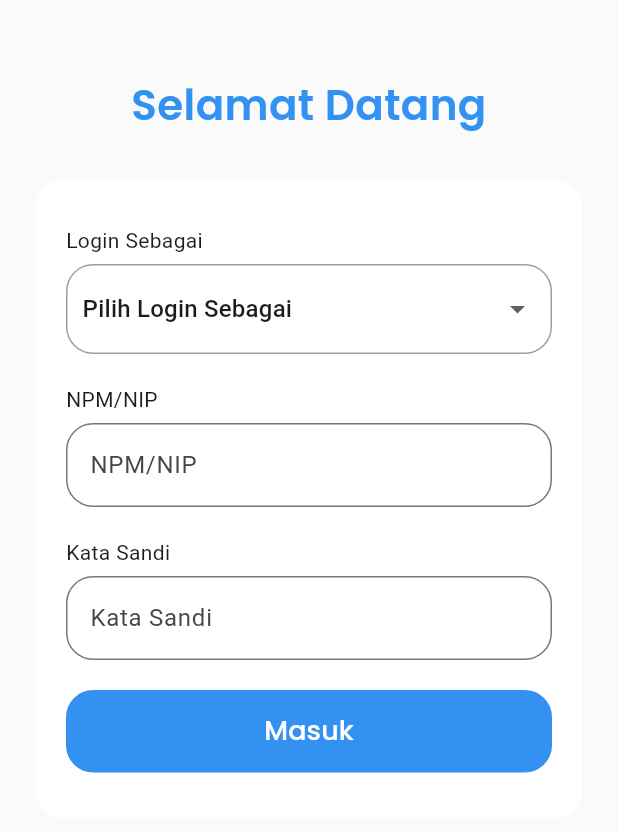
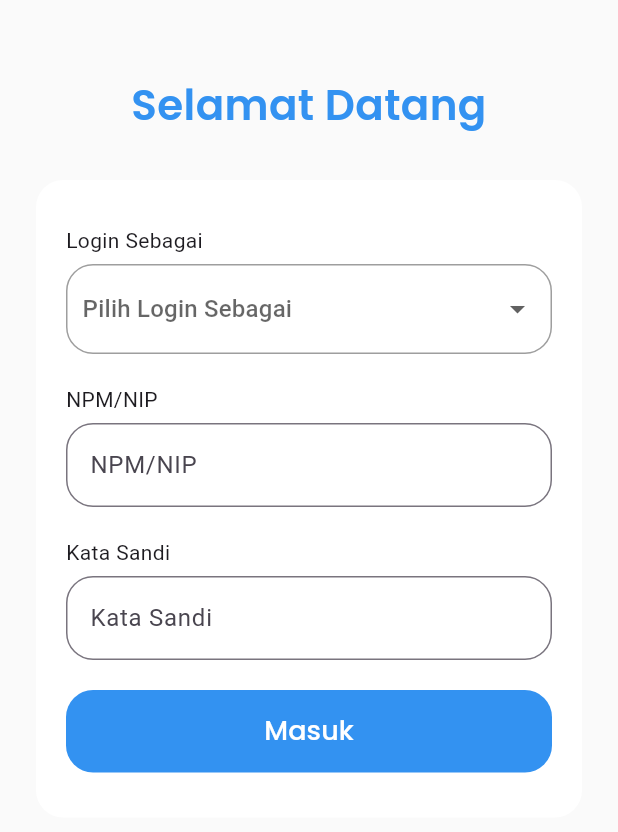
Before and after one commit to adikaksr/dev_mobile-ta, a Flutter app: the screen it shows after launch, after a tap on "Masuk", on a phone screen of 412 x 824 dp, the part 225-1057 px from its top. Run offline on Flutter 3.47's test engine with Material 3 defaults, Android fonts, the phone set to English and light mode, and no system bars; our stand-ins replace bloc, carousel_slider, emoji_picker_flutter, file_picker, firebase_core, fl_chart and 4 more; accounts and stored records are empty.

Commit message:
add firebase config, and use customdropdown as dropdown method

```diff
--- a/lib/main.dart
+++ b/lib/main.dart
@@ -9,13 +9,20 @@ import 'package:easkripsi/ui/pages/kehadiran_page.dart';
 import 'package:easkripsi/ui/pages/koordinator%20ta/koordinator_ta_page.dart';
 import 'package:easkripsi/ui/pages/login_page.dart';
 import 'package:easkripsi/ui/pages/main_page.dart';
+import 'package:easkripsi/ui/pages/operator/operator_page.dart';
 import 'package:easkripsi/ui/pages/second_form_page.dart';
+import 'package:firebase_core/firebase_core.dart';
 import 'package:flutter/material.dart';
 import 'package:flutter_bloc/flutter_bloc.dart';
 import 'package:get/get.dart';
 import 'ui/pages/splash_page.dart';
 
-void main() => runApp(const MyApp());
+void main() async {
+  WidgetsFlutterBinding.ensureInitialized();
+  // await Firebase.initializeApp();
+
+  runApp(const MyApp());
+}
 
 class MyApp extends StatelessWidget {
   const MyApp({super.key});
@@ -41,9 +48,9 @@ class MyApp extends StatelessWidget {
           '/form': (context) => FormPage(),
           '/second-form': (context) => SecondFormPage(),
           '/chat-room': (context) => ChatRoomPage(),
-          '/maindosen': (context) => const MainPageDosen(),
-          'main': (context) => const MainPage(),
-          '/mainkoorta': (context) => KoordinatorTAPage(),
+          '/main-dosen': (context) => const MainPageDosen(),
+          '/main-koorta': (context) => KoordinatorTAPage(),
+          '/main-operator': (context) => OperatorPage(),
         },
       ),
     );
--- a/lib/ui/pages/dosen/home_page_dosen.dart
+++ b/lib/ui/pages/dosen/home_page_dosen.dart
@@ -34,7 +34,7 @@ class HomePageDosen extends StatelessWidget {
               onTap: () {
                 Navigator.push(
                   context,
-                  MaterialPageRoute(builder: (context) => const AkunPage()),
+                  MaterialPageRoute(builder: (context) => AkunPage()),
                 );
               },
               child: Container(
--- a/lib/ui/pages/home_page.dart
+++ b/lib/ui/pages/home_page.dart
@@ -34,7 +34,7 @@ class HomePage extends StatelessWidget {
               onTap: () {
                 Navigator.push(
                   context,
-                  MaterialPageRoute(builder: (context) => const AkunPage()),
+                  MaterialPageRoute(builder: (context) => AkunPage()),
                 );
               },
               child: Container(
--- a/lib/ui/pages/login_page.dart
+++ b/lib/ui/pages/login_page.dart
@@ -1,3 +1,5 @@
+import 'dart:math';
+
 import 'package:easkripsi/services/login_service.dart';
 import 'package:easkripsi/ui/pages/dosen/main_page_dosen.dart';
 import 'package:easkripsi/ui/pages/koordinator%20ta/koordinator_ta_page.dart';
@@ -7,6 +9,7 @@ import 'package:easkripsi/ui/widgets/custom_button.dart';
 import 'package:easkripsi/ui/widgets/custom_dropdown.dart';
 import 'package:easkripsi/ui/widgets/custom_text_form_field.dart';
 import 'package:flutter/material.dart';
+import '../../controller/login_controller.dart';
 import '../../shared/theme.dart';
 
 class LoginPage extends StatefulWidget {
@@ -18,8 +21,59 @@ class LoginPage extends StatefulWidget {
 
 class _LoginPageState extends State<LoginPage> {
   String? _selectedRole;
+  LoginController loginController = LoginController();
+  final idInput = TextEditingController();
+  final passwordInput = TextEditingController();
   final GlobalKey<ScaffoldMessengerState> _scaffoldMessengerKey =
       GlobalKey<ScaffoldMessengerState>();
+
+  void handleLogin() async {
+    String nimNip = idInput.text;
+    String password = passwordInput.text;
+
+    // Show a loading indicator
+    _scaffoldMessengerKey.currentState?.showSnackBar(
+      SnackBar(
+        content: Row(
+          children: <Widget>[
+            CircularProgressIndicator(),
+            Text("  Logging in..."),
+          ],
+        ),
+      ),
+    );
+
+    try {
+      String role =
+          await loginController.login(nimNip, password, _selectedRole!);
+
+      // Hide the loading indicator
+      _scaffoldMessengerKey.currentState?.hideCurrentSnackBar();
+
+      if (role == 'Mahasiswa') {
+        Navigator.pushReplacementNamed(context, '/main');
+      } else if (role == 'Dosen') {
+        Navigator.pushReplacementNamed(context, '/main-dosen');
+      } else if (role == 'Koordinator TA') {
+        Navigator.pushReplacementNamed(context, '/main-koorta');
+      } else if (role == 'Operator') {
+        Navigator.pushReplacementNamed(context, '/main-operator');
+      } else {
+        // Show an error message
+        _scaffoldMessengerKey.currentState?.showSnackBar(
+          SnackBar(content: Text('Failed to login')),
+        );
+      }
+    } catch (error) {
+      // Hide the loading indicator
+      _scaffoldMessengerKey.currentState?.hideCurrentSnackBar();
+
+      // Show an error message
+      _scaffoldMessengerKey.currentState?.showSnackBar(
+        SnackBar(content: Text('Failed to login: $error')),
+      );
+    }
+  }
 
   @override
   Widget build(BuildContext context) {
@@ -84,68 +138,65 @@ class _LoginPageState extends State<LoginPage> {
 
     Widget userRole() {
       return CustomDropdown(
-        items: [
-          'Pilih Login Sebagai',
-          'Mahasiswa',
-          'Dosen',
-          'Koordinator TA',
-          'Operator',
-        ],
         title: 'Login Sebagai',
-        hint: 'Pilih Login Sebagai',
+        items: ['Mahasiswa', 'Dosen', 'Koordinator TA', 'Operator'],
         onChanged: (value) {
-          _selectedRole = value;
-          print(_selectedRole);
+          setState(() {
+            _selectedRole = value;
+          });
         },
       );
     }
 
     Widget inputSection() {
-      Widget idInput() {
-        return const CustomTextFormField(
+      Widget idForm() {
+        return CustomTextFormField(
           title: 'NPM/NIP',
           hintText: 'NPM/NIP',
+          controller: idInput,
         );
       }
 
-      Widget passwordInput() {
-        return const CustomTextFormField(
+      Widget passwordForm() {
+        return CustomTextFormField(
           title: 'Kata Sandi',
           hintText: 'Kata Sandi',
           obscureText: true,
+          controller: passwordInput,
         );
       }
 
       Widget loginButton() {
         return CustomButton(
           title: 'Masuk',
-          onPressed: () {
-            if (_selectedRole == 'Pilih Login Sebagai') {
-              ScaffoldMessenger.of(context).showSnackBar(
-                SnackBar(content: Text('Mohon pilih user')),
-              );
-            } else if (_selectedRole == 'Mahasiswa') {
-              Navigator.push(
-                context,
-                MaterialPageRoute(builder: (context) => MainPage()),
-              );
-            } else if (_selectedRole == 'Dosen') {
-              Navigator.push(
-                context,
-                MaterialPageRoute(builder: (context) => MainPageDosen()),
-              );
-            } else if (_selectedRole == 'Koordinator TA') {
-              Navigator.push(
-                context,
-                MaterialPageRoute(builder: (context) => KoordinatorTAPage()),
-              );
-            } else if (_selectedRole == 'Operator') {
-              Navigator.push(
-                context,
-                MaterialPageRoute(builder: (context) => OperatorPage()),
-              );
-            }
-          },
+          onPressed: handleLogin,
+          // onPressed: () {
+          //   if (_selectedRole == 'Pilih Login Sebagai') {
+          //     ScaffoldMessenger.of(context).showSnackBar(
+          //       SnackBar(content: Text('Mohon pilih user')),
+          //     );
+          //   } else if (_selectedRole == 'Mahasiswa') {
+          //     Navigator.push(
+          //       context,
+          //       MaterialPageRoute(builder: (context) => MainPage()),
+          //     );
+          //   } else if (_selectedRole == 'Dosen') {
+          //     Navigator.push(
+          //       context,
+          //       MaterialPageRoute(builder: (context) => MainPageDosen()),
+          //     );
+          //   } else if (_selectedRole == 'Koordinator TA') {
+          //     Navigator.push(
+          //       context,
+          //       MaterialPageRoute(builder: (context) => KoordinatorTAPage()),
+          //     );
+          //   } else if (_selectedRole == 'Operator') {
+          //     Navigator.push(
+          //       context,
+          //       MaterialPageRoute(builder: (context) => OperatorPage()),
+          //     );
+          //   }
+          // },
         );
       }
 
@@ -162,8 +213,8 @@ class _LoginPageState extends State<LoginPage> {
         child: Column(
           children: [
             userRole(),
-            idInput(),
-            passwordInput(),
+            idForm(),
+            passwordForm(),
             loginButton(),
           ],
         ),
--- a/lib/ui/widgets/custom_dropdown.dart
+++ b/lib/ui/widgets/custom_dropdown.dart
@@ -19,12 +19,6 @@ class CustomDropdown extends StatefulWidget {
 
 class _CustomDropdownState extends State<CustomDropdown> {
   String? selectedItem;
-
-  @override
-  void initState() {
-    super.initState();
-    selectedItem = widget.items[0];
-  }
 
   @override
   Widget build(BuildContext context) {
@@ -50,8 +44,9 @@ class _CustomDropdownState extends State<CustomDropdown> {
               child: DropdownButton<String>(
                 isExpanded: true,
                 value: selectedItem,
-                hint:
-                    Text(selectedItem == null ? 'Login Sebagai' : widget.hint!),
+                hint: Text(selectedItem == null
+                    ? 'Pilih Login Sebagai'
+                    : selectedItem!),
                 items: widget.items.map((String value) {
                   return DropdownMenuItem<String>(
                     value: value,
--- a/lib/ui/widgets/custom_text_form_field.dart
+++ b/lib/ui/widgets/custom_text_form_field.dart
@@ -5,12 +5,14 @@ class CustomTextFormField extends StatelessWidget {
   final String title;
   final String hintText;
   final bool obscureText;
+  final TextEditingController controller;
 
   const CustomTextFormField({
     Key? key,
     required this.title,
     required this.hintText,
     this.obscureText = false,
+    required this.controller,
   }) : super(key: key);
 
   @override
@@ -29,6 +31,7 @@ class CustomTextFormField extends StatelessWidget {
           TextFormField(
             cursorColor: kBlackColor,
             obscureText: obscureText,
+            controller: controller,
             decoration: InputDecoration(
               hintText: hintText,
               border: OutlineInputBorder(
--- a/pubspec.yaml
+++ b/pubspec.yaml
@@ -22,6 +22,8 @@ dependencies:
   get: ^4.6.6
   http: ^1.2.0
   shared_preferences: ^2.2.2
+  firebase_core: ^2.25.4
+  cloud_firestore: ^4.15.5
   flutter:
     sdk: flutter
 
```
Also changed, not shown: assets/login.json (added, +19 -0 lines), lib/controller/login_controller.dart (added, +35 -0 lines), lib/ui/pages/akun_page.dart (+6 -2 lines), lib/ui/pages/form_page.dart (+16 -16 lines), lib/ui/pages/second_form_page.dart (+16 -16 lines), pubspec.lock, 7 other files.
